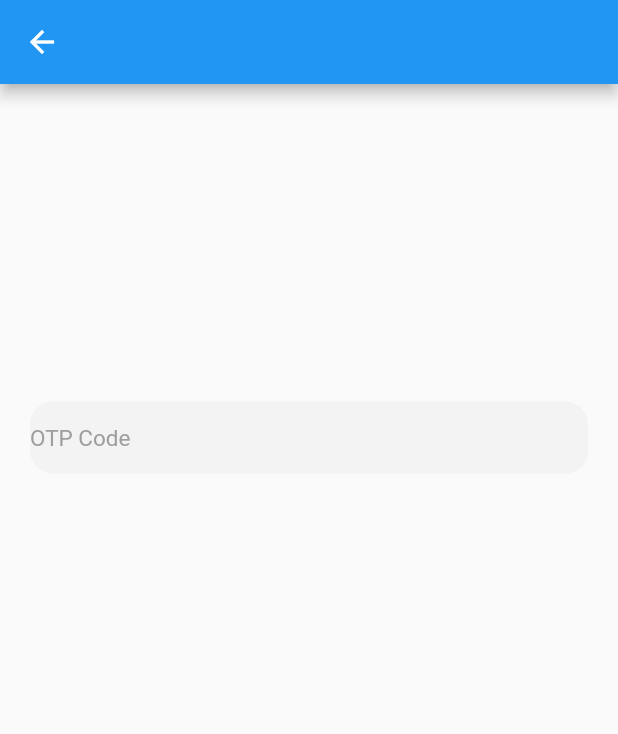
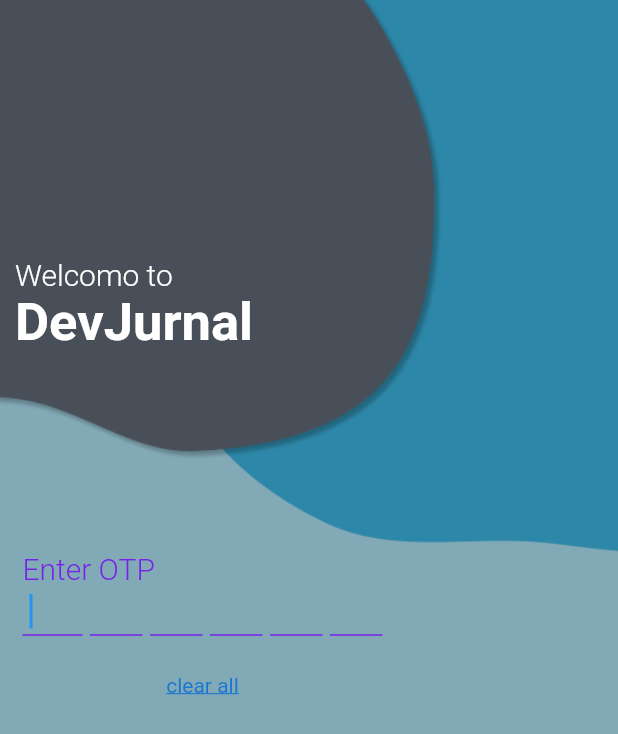
Before and after one commit to manofi21/DevJournal, a Flutter app: the OtpPage widget shown alone on an empty page, opened directly, on a phone screen of 412 x 824 dp. Shown: the top 734 px of the screen. Run offline on Flutter 3.47's test engine with Material 2 defaults, Android fonts, the phone set to English and light mode, and no system bars; our stand-ins replace date_time_picker, flutter_hooks, flutter_riverpod, freezed_annotation, google_fonts, table_calendar; missing offline and left inert: motion_widget; generated files the repository leaves out were written again.

Commit message:
doesn't scroll to down at all

```diff
--- a/lib/main.dart
+++ b/lib/main.dart
@@ -7,6 +7,7 @@ import 'package:DevJournal/view_model/task_API_riverpod.dart';
 import 'package:flutter/material.dart';
 import 'package:flutter_riverpod/flutter_riverpod.dart';
 import 'package:intl/date_symbol_data_local.dart';
+import 'package:DevJournal/view/otp_page.dart';
 import 'package:intl/intl.dart';
 
 void main() {
@@ -45,8 +46,9 @@ class MyApp extends StatelessWidget {
         // home: AddAndEditTaskPage(),
         // home: SingUp(),
         // home: SplashScreen(),
-        home: HomePageHook(),
+        // home: HomePageHook(),
         // home: LoginPage(),
+        home:   LoginPage(),
       ),
     );
   }
--- /dev/null
+++ b/lib/view/flutter_otp_field.dart
@@ -0,0 +1,198 @@
+import 'package:flutter/material.dart';
+
+class VerificationCode extends StatefulWidget {
+  final ValueChanged<String> onCompleted;
+  final ValueChanged<bool> onEditing;
+  final TextInputType keyboardType;
+  final int length;
+  final double itemSize;
+  // in case underline color is null it will use primaryColor from Theme
+  final Color underlineColor;
+  final TextStyle textStyle;
+  //TODO autofocus == true bug
+  final bool autofocus;
+
+  ///takes any widget, display it, when tap on that element - clear all fields
+  final Widget clearAll;
+
+  VerificationCode({
+    Key key,
+    @required this.onCompleted,
+    @required this.onEditing,
+    this.keyboardType = TextInputType.number,
+    this.length = 4,
+    this.underlineColor,
+    this.itemSize = 50,
+    this.textStyle = const TextStyle(fontSize: 25.0),
+    this.autofocus = false,
+    this.clearAll,
+  })  : assert(length > 0),
+        assert(itemSize > 0),
+        assert(onCompleted != null),
+        assert(onEditing != null),
+        super(key: key);
+
+  @override
+  _VerificationCodeState createState() => _VerificationCodeState();
+}
+
+class _VerificationCodeState extends State<VerificationCode> {
+  static final List<FocusNode> _listFocusNode = <FocusNode>[];
+  final List<TextEditingController> _listControllerText =
+      <TextEditingController>[];
+  List<String> _code = List();
+  int _currentIndex = 0;
+
+  @override
+  void initState() {
+    _listFocusNode.clear();
+    for (var i = 0; i < widget.length; i++) {
+      _listFocusNode.add(FocusNode());
+      _listControllerText.add(TextEditingController());
+      _code.add('');
+    }
+    super.initState();
+  }
+
+  String _getInputVerify() {
+    String verifyCode = "";
+    for (var i = 0; i < widget.length; i++) {
+      for (var index = 0; index < _listControllerText[i].text.length; index++) {
+        if (_listControllerText[i].text[index] != "") {
+          verifyCode += _listControllerText[i].text[index];
+        }
+      }
+    }
+    return verifyCode;
+  }
+
+  Widget _buildInputItem(int index) {
+    return Container(
+      child: TextField(
+        scrollPadding: EdgeInsets.zero,
+        keyboardType: widget.keyboardType,
+        maxLines: 1,
+        maxLength: 1,
+        controller: _listControllerText[index],
+        focusNode: _listFocusNode[index],
+        showCursor: true,
+        maxLengthEnforced: true,
+        autocorrect: false,
+        textAlign: TextAlign.start,
+        autofocus: widget.autofocus,
+        style: widget.textStyle,
+        minLines: 1,
+        decoration: InputDecoration(
+          enabledBorder: UnderlineInputBorder(
+            borderSide: BorderSide(color: widget.underlineColor),
+          ),
+          focusedBorder: UnderlineInputBorder(
+            borderSide: BorderSide(
+                color: widget.underlineColor ?? Theme.of(context).primaryColor),
+          ),
+          counterText: "",
+          contentPadding: EdgeInsets.all(((widget.itemSize) / 10)),
+          isDense: true,
+          errorMaxLines: 1,
+        ),
+//      textInputAction: TextInputAction.previous,
+        onChanged: (String value) {
+          if ((_currentIndex + 1) == widget.length && value.length > 0) {
+            widget.onEditing(false);
+          } else {
+            widget.onEditing(true);
+          }
+
+          if (value.length > 0 && index < widget.length ||
+              index == 0 && value.isNotEmpty) {
+            if (index == widget.length - 1) {
+              widget.onCompleted(_getInputVerify());
+              return;
+            }
+            if (_listControllerText[index + 1].value.text.isEmpty) {
+              _listControllerText[index + 1].value = TextEditingValue(text: "");
+            }
+            if (index < widget.length - 1) {
+              _next(index);
+            }
+
+            return;
+          }
+          if (value.length == 0 && index >= 0) {
+            _prev(index);
+          }
+        },
+      ),
+    );
+  }
+
+  void _next(int index) {
+    if (index != widget.length - 1) {
+      setState(() {
+        _currentIndex = index + 1;
+      });
+      FocusScope.of(context).requestFocus(_listFocusNode[_currentIndex]);
+    }
+  }
+
+  void _prev(int index) {
+    if (index > 0) {
+      setState(() {
+        if (_listControllerText[index].text.isEmpty) {}
+        _currentIndex = index - 1;
+      });
+      FocusScope.of(context).requestFocus(FocusNode());
+      FocusScope.of(context).requestFocus(_listFocusNode[_currentIndex]);
+    }
+  }
+
+  List<Widget> _buildListWidget() {
+    List<Widget> listWidget = List();
+    for (int index = 0; index < widget.length; index++) {
+      double left = (index == 0) ? 0.0 : (widget.itemSize / 10);
+      listWidget.add(SizedBox(
+        width: 40,
+        child: Container(
+            height: widget.itemSize,
+            width: widget.itemSize,
+            margin: EdgeInsets.only(left: left),
+            child: _buildInputItem(index)),
+      ));
+    }
+    return listWidget;
+  }
+
+  @override
+  Widget build(BuildContext context) {
+    return SingleChildScrollView(
+        scrollDirection: Axis.horizontal,
+        child: Column(
+          children: <Widget>[
+            Row(
+              mainAxisAlignment: MainAxisAlignment.start,
+              mainAxisSize: MainAxisSize.min,
+              children: _buildListWidget(),
+            ),
+            widget.clearAll != null
+                ? _clearAllWidget(widget.clearAll)
+                : Container(),
+          ],
+        ));
+  }
+
+  Widget _clearAllWidget(child) {
+    return GestureDetector(
+      onTap: () {
+        widget.onEditing(true);
+        for (var i = 0; i < widget.length; i++) {
+          _listControllerText[i].text = '';
+        }
+        setState(() {
+          _currentIndex = 0;
+          FocusScope.of(context).requestFocus(_listFocusNode[0]);
+        });
+      },
+      child: child,
+    );
+  }
+}
--- a/lib/view/otp_page.dart
+++ b/lib/view/otp_page.dart
@@ -1,39 +1,55 @@
+import 'package:DevJournal/view/flutter_otp_field.dart';
+import 'package:DevJournal/view/parent_background.dart';
 import 'package:flutter/material.dart';
+import 'package:google_fonts/google_fonts.dart';
 
 class OtpPage extends StatefulWidget {
+  final Widget child;
+
+  const OtpPage({Key key, this.child}) : super(key: key);
   @override
   _OtpPageState createState() => _OtpPageState();
 }
 
 class _OtpPageState extends State<OtpPage> {
-  TextEditingController controller = TextEditingController();
-  Widget formOtpField() {
-    return Container(
-        margin: EdgeInsets.symmetric(horizontal: 20, vertical: 15),
-        // padding: EdgeInsets.all(5),
-        decoration: BoxDecoration(
-            color: Color.fromRGBO(244, 243, 243, 1),
-            borderRadius: BorderRadius.circular(15)),
-        child: Center(
-          child: TextFormField(
-            controller: controller,
-            decoration: InputDecoration(
-                border: InputBorder.none,
-                hintText: "OTP Code",
-                hintStyle: TextStyle(color: Colors.grey, fontSize: 15)),
+  Widget otpField() {
+    return VerificationCode(
+        textStyle:
+            TextStyle(fontSize: 20, color: Color.fromRGBO(73, 79, 88, 1)),
+        underlineColor: Color.fromRGBO(120, 33, 232, 1),
+        autofocus: true,
+        keyboardType: TextInputType.number,
+        length: 6,
+        clearAll: Padding(
+          padding: const EdgeInsets.all(8.0),
+          child: Text(
+            'clear all',
+            style: TextStyle(
+                fontSize: 14.0,
+                decoration: TextDecoration.underline,
+                color: Colors.blue[700]),
           ),
-        ));
+        ),
+        onCompleted: (String value) {},
+        onEditing: (bool value) {});
   }
 
   @override
   Widget build(BuildContext context) {
-    return Scaffold(
-      appBar: AppBar(),
-      body: SizedBox(
-        height: MediaQuery.of(context).size.height / 3,
+    return ParentBackgroundPage(
+      child: Container(
+        padding: EdgeInsets.symmetric(horizontal: 15),
         child: Column(
-          mainAxisAlignment: MainAxisAlignment.end,
-          children: [formOtpField()],
+          crossAxisAlignment: CrossAxisAlignment.start,
+          children: [
+            Text("Enter OTP",
+                style: GoogleFonts.roboto(
+                    color: Color.fromRGBO(120, 33, 232, 1),
+                    fontSize: 20,
+                    fontStyle: FontStyle.normal,
+                    fontWeight: FontWeight.w300)),
+            otpField()
+          ],
         ),
       ),
     );
--- /dev/null
+++ b/lib/view/parent_background.dart
@@ -0,0 +1,96 @@
+import 'package:DevJournal/view/flutter_otp_field.dart';
+import 'package:flutter/material.dart';
+import 'package:google_fonts/google_fonts.dart';
+
+class ParentBackgroundPage extends StatefulWidget {
+  final Widget child;
+  final double height;
+  final ScrollController controller;
+
+  const ParentBackgroundPage({Key key, this.child, this.height, this.controller})
+      : super(key: key);
+  @override
+  _ParentBackgroundPageState createState() => _ParentBackgroundPageState();
+}
+
+class _ParentBackgroundPageState extends State<ParentBackgroundPage> {
+  Widget otpField() {
+    return VerificationCode(
+        textStyle:
+            TextStyle(fontSize: 20, color: Color.fromRGBO(73, 79, 88, 1)),
+        underlineColor: Color.fromRGBO(120, 33, 232, 1),
+        autofocus: true,
+        keyboardType: TextInputType.number,
+        length: 6,
+        clearAll: Padding(
+          padding: const EdgeInsets.all(8.0),
+          child: Text(
+            'clear all',
+            style: TextStyle(
+                fontSize: 14.0,
+                decoration: TextDecoration.underline,
+                color: Colors.blue[700]),
+          ),
+        ),
+        onCompleted: (String value) {},
+        onEditing: (bool value) {});
+  }
+
+  @override
+  Widget build(BuildContext context) {
+    return Scaffold(
+        resizeToAvoidBottomPadding: false,
+        resizeToAvoidBottomInset: false,
+        body: Container(
+          height: MediaQuery.of(context).size.height,
+          decoration: BoxDecoration(color: Color.fromRGBO(129, 169, 182, 1)),
+          child: SingleChildScrollView(
+            controller: widget.controller,
+            child: Column(
+              crossAxisAlignment: CrossAxisAlignment.start,
+              mainAxisSize: MainAxisSize.max,
+              children: [
+                Stack(
+                  children: [
+                    SizedBox(
+                      child: Container(
+                        decoration: BoxDecoration(
+                            color: Color.fromRGBO(129, 169, 182, 1)),
+                        width: MediaQuery.of(context).size.width,
+                        child: Image.asset("assets/header_background.png"),
+                      ),
+                    ),
+                    Positioned(
+                      top: MediaQuery.of(context).size.height / 4.8,
+                      left: 10,
+                      child: Column(
+                        crossAxisAlignment: CrossAxisAlignment.start,
+                        children: [
+                          Text("Welcomo to",
+                              style: GoogleFonts.roboto(
+                                  color: Colors.white,
+                                  fontSize: 20,
+                                  fontStyle: FontStyle.normal,
+                                  fontWeight: FontWeight.w300)),
+                          Text("DevJurnal",
+                              style: GoogleFonts.roboto(
+                                  color: Colors.white,
+                                  fontSize: 35,
+                                  fontStyle: FontStyle.normal,
+                                  fontWeight: FontWeight.bold))
+                        ],
+                      ),
+                    )
+                  ],
+                ),
+                widget.child,
+                SizedBox(
+                  height: widget.height,
+                )
+                // Spacer()
+              ],
+            ),
+          ),
+        ));
+  }
+}
```
Also changed, not shown: lib/view/home_page.dart (+0 -25 lines), lib/view/login_page.dart (+94 -48 lines), lib/view/sing_up.dart (+32 -11 lines), pubspec.yaml (+6 -4 lines), assets/first_image.png (added), assets/header_background.png (added), assets/header_background.svg (added), assets/second_image.png (added), pubspec.lock.
